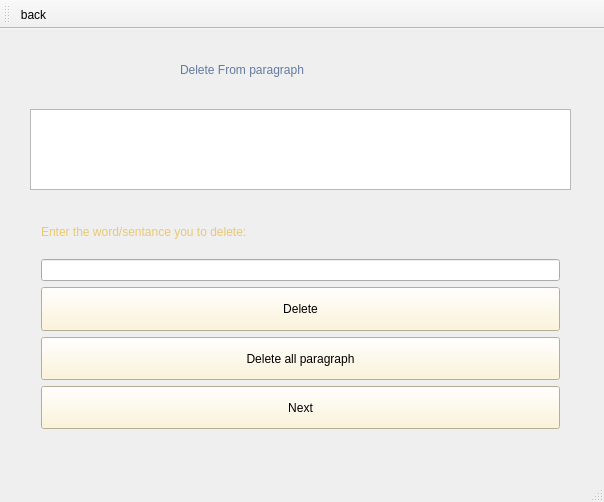
This is DeletePage.ui in Rrr3rrr2004/Word-Frequency-Count as Qt 5 draws it before an edit. The edited form follows.
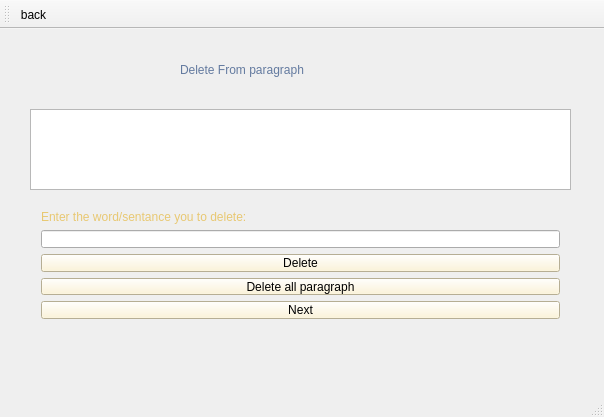
This is the edited form. Icons and pictures are not drawn.

```diff
--- a/DeletePage.ui
+++ b/DeletePage.ui
@@ -7,7 +7,7 @@
     <x>0</x>
     <y>0</y>
     <width>604</width>
-    <height>502</height>
+    <height>417</height>
    </rect>
   </property>
   <property name="windowTitle">
@@ -50,7 +50,7 @@
       <x>30</x>
       <y>170</y>
       <width>541</width>
-      <height>241</height>
+      <height>131</height>
      </rect>
     </property>
     <layout class="QVBoxLayout" name="verticalLayout">
```
